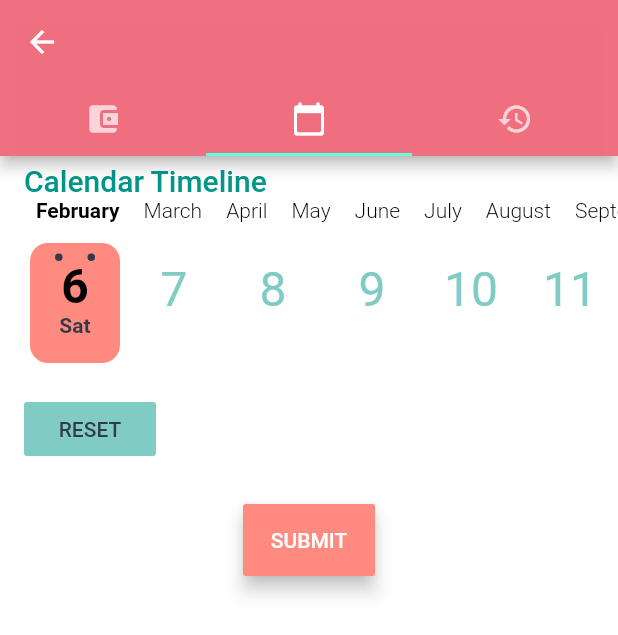
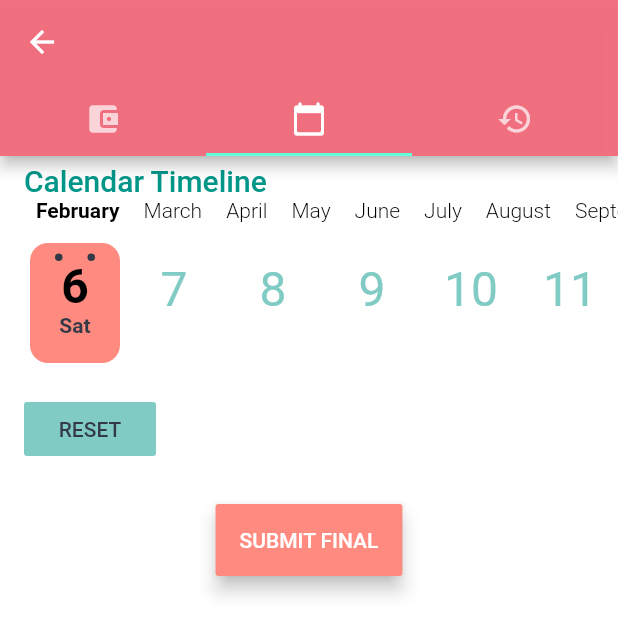
Before and after one commit to akankshagarg2000/pokket_flutter, a Flutter app: the BudgetPage screen opened directly, tab 2 chosen, on a phone screen of 412 x 824 dp. Shown: the top 635 px of the screen. Run offline on Flutter 3.47's test engine with Material 2 defaults, Android fonts, the phone set to English and light mode, and no system bars; drawn by our look-alikes of calendar_timeline; missing offline and left inert: time_range.

Commit message:
button changed

```diff
--- a/lib/screens/budget.dart
+++ b/lib/screens/budget.dart
@@ -346,7 +346,7 @@ class _BudgetPageState extends State<BudgetPage> {
                     elevation: 5,
                     padding: const EdgeInsets.all(16.0),
                     child: Text(
-                      'SUBMIT'
+                      'SUBMIT FINAL'
                     ))
               ],
             ),
```
